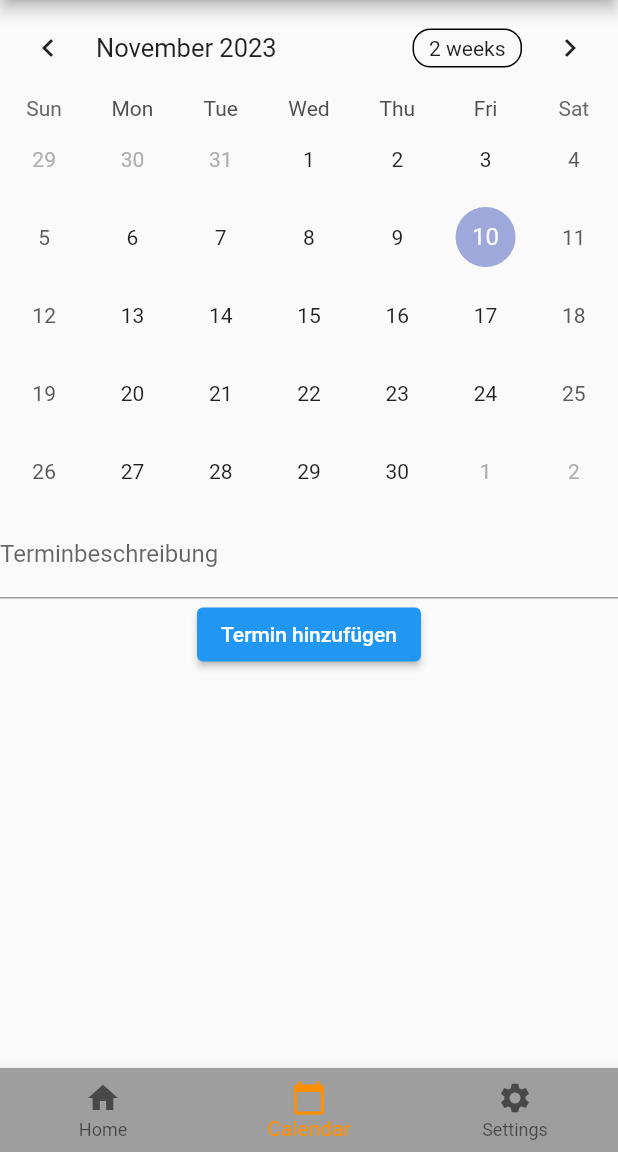
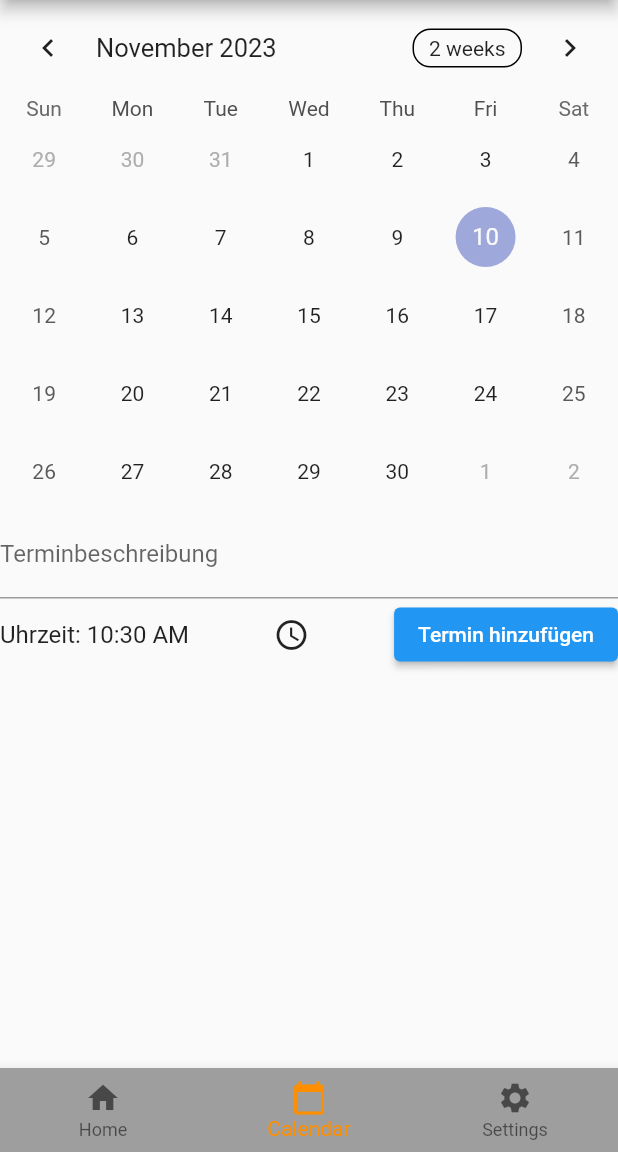
Before and after one commit to RaxoTheOne/my_weekplaner_app, a Flutter app: the screen it shows after launch, item 2 of the bottom bar chosen, on a phone screen of 412 x 824 dp, the part 84-1236 px from its top. Run offline on Flutter 3.47's test engine with Material 2 defaults, Android fonts, the phone set to English and light mode, and no system bars; drawn by our look-alikes of table_calendar.

Commit message:
Uhrzeit added

```diff
--- a/lib/main.dart
+++ b/lib/main.dart
@@ -98,10 +98,10 @@ class HomePage extends StatelessWidget {
     return Consumer<AppointmentModel>(
       builder: (context, appointmentModel, child) {
         final upcomingAppointments = appointmentModel.appointments.where(
-            (appointment) =>
-                appointment.date.isAfter(DateTime.now()) &&
-                appointment.date
-                    .isBefore(DateTime.now().add(Duration(days: 7))));
+          (appointment) =>
+              appointment.date.isAfter(DateTime.now()) &&
+              appointment.date.isBefore(DateTime.now().add(Duration(days: 7))),
+        );
 
         return ListView(
           children: upcomingAppointments.map((appointment) {
@@ -109,11 +109,12 @@ class HomePage extends StatelessWidget {
               child: ListTile(
                 leading: Icon(Icons.event),
                 title: Text(appointment.description),
-                subtitle: Text(DateFormat('yMMMd').format(appointment.date)),
+                subtitle: Text(
+                  '${DateFormat('yMMMd').format(appointment.date)} ${appointment.time.format(context)}',
+                ),
                 trailing: IconButton(
                   icon: Icon(Icons.delete),
-                  onPressed: () =>
-                      appointmentModel.removeAppointment(appointment),
+                  onPressed: () => appointmentModel.removeAppointment(appointment),
                 ),
               ),
             );
@@ -135,7 +136,21 @@ class _CalendarPageState extends State<CalendarPage> {
   CalendarFormat _calendarFormat = CalendarFormat.month;
   DateTime _focusedDay = DateTime.now();
   DateTime? _selectedDay;
+  TimeOfDay _selectedTime = TimeOfDay.now();
   String _newAppointmentDescription = '';
+
+  Future<void> _selectTime(BuildContext context) async {
+    final TimeOfDay? picked = await showTimePicker(
+      context: context,
+      initialTime: _selectedTime,
+    );
+
+    if (picked != null && picked != _selectedTime) {
+      setState(() {
+        _selectedTime = picked;
+      });
+    }
+  }
 
   void _addAppointment() {
     if (_selectedDay != null && _newAppointmentDescription.isNotEmpty) {
@@ -143,10 +158,12 @@ class _CalendarPageState extends State<CalendarPage> {
           Provider.of<AppointmentModel>(context, listen: false);
       appointmentModel.addAppointment(Appointment(
         date: _selectedDay!,
+        time: _selectedTime,
         description: _newAppointmentDescription,
       ));
       setState(() {
         _newAppointmentDescription = '';
+        _selectedTime = TimeOfDay.now();
       });
     }
   }
@@ -186,9 +203,22 @@ class _CalendarPageState extends State<CalendarPage> {
             });
           },
         ),
-        ElevatedButton(
-          onPressed: _addAppointment,
-          child: Text('Termin hinzufügen'),
+        Row(
+          mainAxisAlignment: MainAxisAlignment.spaceBetween,
+          children: [
+            Text(
+              'Uhrzeit: ${_selectedTime.format(context)}',
+              style: TextStyle(fontSize: 16),
+            ),
+            IconButton(
+              icon: Icon(Icons.access_time),
+              onPressed: () => _selectTime(context),
+            ),
+            ElevatedButton(
+              onPressed: _addAppointment,
+              child: Text('Termin hinzufügen'),
+            ),
+          ],
         ),
       ],
     );
@@ -249,10 +279,12 @@ class _SettingsPageState extends State<SettingsPage> {
 
 class Appointment {
   final DateTime date;
+  final TimeOfDay time;
   final String description;
 
   Appointment({
     required this.date,
+    required this.time,
     required this.description,
   });
 }
```
